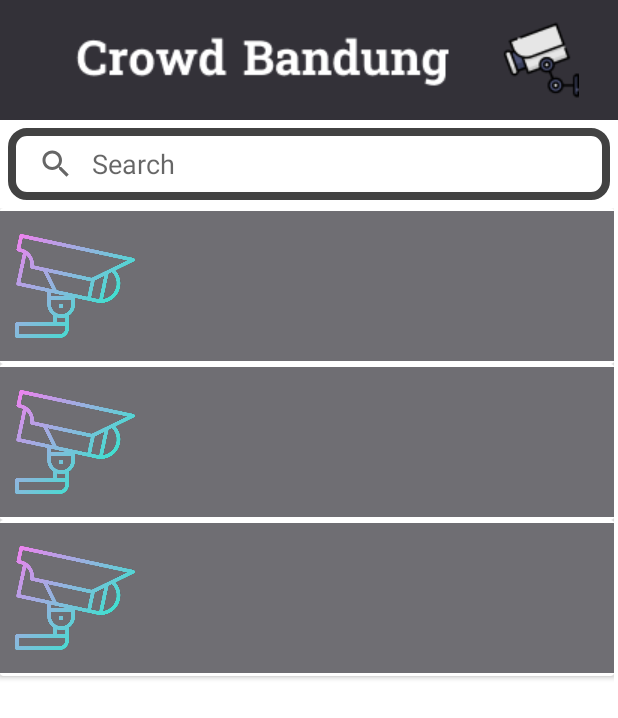
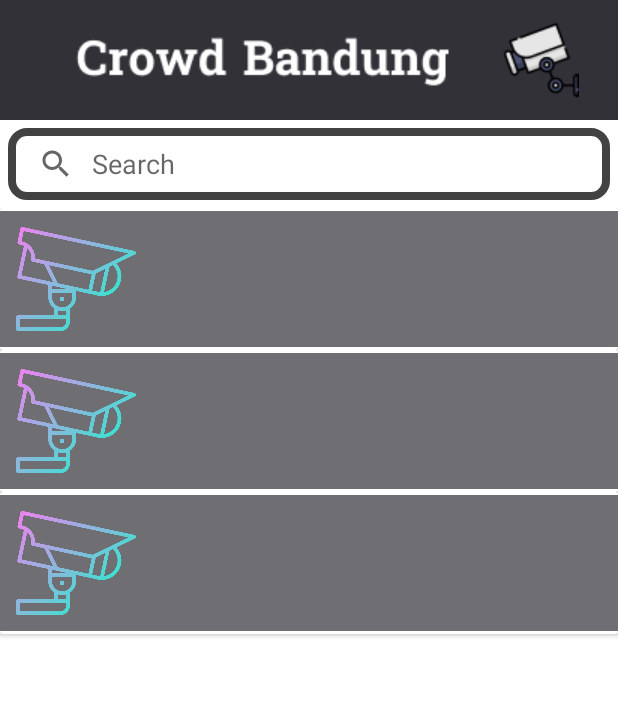
Before and after one commit to HasyimAP/Crowd-Bandung, an Android app: the layout activity_main.xml on its own in the app's theme, with its tools: preview values and no code run, on a phone screen of 412 x 824 dp. Shown: the top 718 px of the screen. Run offline under Robolectric (Android 15) with nearby library versions, the phone set to English and light mode, and no system bars.

Commit message:
app update

```diff
--- a/CrowdBandung/app/src/main/java/com/example/crowdbandung/MainActivity.kt
+++ b/CrowdBandung/app/src/main/java/com/example/crowdbandung/MainActivity.kt
@@ -41,7 +41,7 @@ class MainActivity : AppCompatActivity() {
             intent.putExtra("link", it.arguments[0])
             intent.putExtra("title", it.title)
             startActivity(intent)
-            finish()
+//            finish()
         }
 
         newRecyclerView = findViewById(R.id.CctvList)
--- a/CrowdBandung/app/src/main/res/layout/activity_cctv_page.xml
+++ b/CrowdBandung/app/src/main/res/layout/activity_cctv_page.xml
@@ -14,7 +14,7 @@
         android:layout_height="wrap_content"
         android:background="#333138"
         app:layout_constraintEnd_toEndOf="parent"
-        app:layout_constraintHorizontal_bias="0.5"
+        app:layout_constraintHorizontal_bias="0.4"
         app:layout_constraintStart_toStartOf="parent"
         app:layout_constraintTop_toTopOf="parent"
         app:srcCompat="@drawable/frame_1" />
@@ -45,6 +45,7 @@
         app:layout_constraintBottom_toBottomOf="parent"
         app:layout_constraintDimensionRatio="16:9"
         app:layout_constraintEnd_toEndOf="parent"
+        app:layout_constraintHorizontal_bias="0.5"
         app:layout_constraintStart_toStartOf="parent"
         app:layout_constraintTop_toBottomOf="@+id/imageView3">
 
@@ -60,6 +61,10 @@
         android:textColor="@color/white"
         android:textSize="20dp"
         android:textStyle="bold"
-        app:layout_constraintBottom_toTopOf="@id/videoView" />
+        android:layout_marginHorizontal="20dp"
+        app:layout_constraintBottom_toTopOf="@id/videoView"
+        app:layout_constraintEnd_toEndOf="parent"
+        app:layout_constraintHorizontal_bias="0.5"
+        app:layout_constraintStart_toStartOf="parent" />
 
 </androidx.constraintlayout.widget.ConstraintLayout>
--- a/CrowdBandung/app/src/main/res/layout/activity_main.xml
+++ b/CrowdBandung/app/src/main/res/layout/activity_main.xml
@@ -30,11 +30,12 @@
 
     <androidx.recyclerview.widget.RecyclerView
         android:id="@+id/CctvList"
-        android:layout_width="409dp"
-        android:layout_height="637dp"
+        android:layout_width="match_parent"
+        android:layout_height="0dp"
         android:layout_marginTop="5dp"
         app:layout_constraintStart_toStartOf="parent"
         app:layout_constraintTop_toBottomOf="@+id/search_bar"
+        app:layout_constraintBottom_toBottomOf="parent"
         tools:listitem="@layout/single_view"/>
 
 
--- a/CrowdBandung/app/src/main/res/layout/single_view.xml
+++ b/CrowdBandung/app/src/main/res/layout/single_view.xml
@@ -1,34 +1,42 @@
 <?xml version="1.0" encoding="utf-8"?>
 <androidx.cardview.widget.CardView xmlns:android="http://schemas.android.com/apk/res/android"
     xmlns:app="http://schemas.android.com/apk/res-auto"
+    xmlns:tools="http://schemas.android.com/tools"
     android:layout_width="match_parent"
     android:layout_height="wrap_content"
     android:id="@+id/single_view">
 
-    <RelativeLayout
+    <androidx.constraintlayout.widget.ConstraintLayout
         android:layout_width="match_parent"
         android:layout_height="wrap_content"
-        android:padding="10dp"
+        android:padding="5dp"
         android:layout_gravity="center"
         android:background="#B3333138"
         android:layout_marginVertical="2dp">
 
         <ImageView
+            android:id="@+id/link_icon"
             android:layout_width="80dp"
             android:layout_height="80dp"
-            app:srcCompat="@drawable/security_camera"
-            android:id="@+id/link_icon"
-            >
+            android:layout_marginStart="5dp"
+            app:layout_constraintBottom_toBottomOf="parent"
+            app:layout_constraintStart_toStartOf="parent"
+            app:layout_constraintTop_toTopOf="parent"
+            app:srcCompat="@drawable/security_camera">
 
         </ImageView>
 
         <LinearLayout
-            android:layout_width="match_parent"
-            android:layout_height="80dp"
-            android:layout_marginLeft="10dp"
-            android:layout_marginRight="10dp"
+            android:id="@+id/linearLayout"
+            android:layout_width="0dp"
+            android:layout_height="0dp"
             android:layout_toRightOf="@id/link_icon"
-            android:orientation="vertical">
+            android:orientation="vertical"
+            android:layout_marginHorizontal="10dp"
+            app:layout_constraintBottom_toBottomOf="parent"
+            app:layout_constraintEnd_toEndOf="parent"
+            app:layout_constraintStart_toEndOf="@+id/link_icon"
+            app:layout_constraintTop_toTopOf="parent">
 
             <TextView
                 android:id="@+id/link_title"
@@ -44,5 +52,5 @@
 
         </LinearLayout>
 
-    </RelativeLayout>
+    </androidx.constraintlayout.widget.ConstraintLayout>
 </androidx.cardview.widget.CardView>
```
Also changed, not shown: 47 other files.
